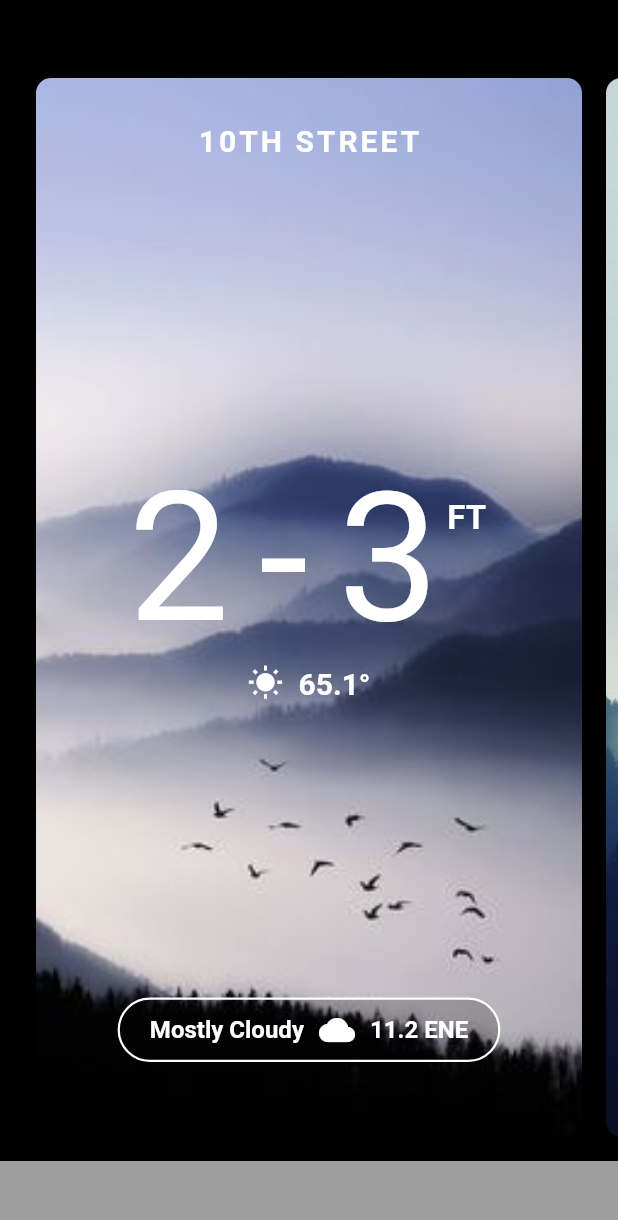
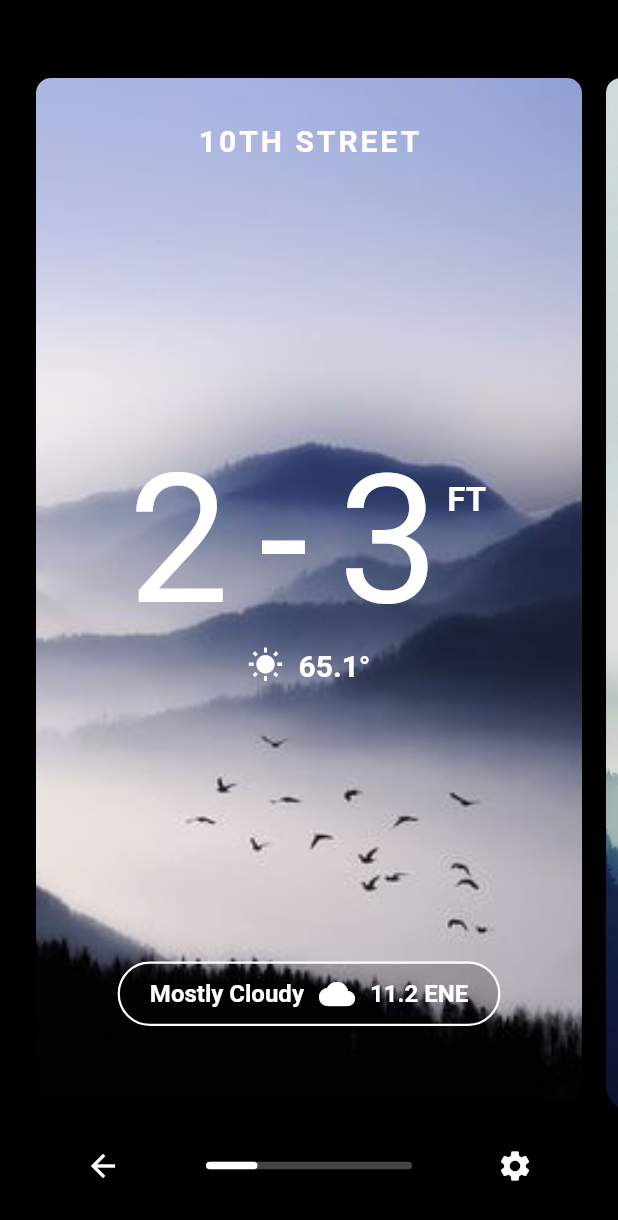
Before and after one commit to preston0769/Flutter-Practice, a Flutter app: the screen it shows after launch, after a tap on "Flip Carosel", on a phone screen of 412 x 824 dp. Shown: the top 1220 px of the screen. Run offline on Flutter 3.47's test engine with Material 2 defaults, Android fonts, the phone set to English and light mode, and no system bars; our stand-ins replace font_awesome_flutter; missing offline and left inert: fluttery; Roboto replaces fonts that are missing (petita).

Commit message:
Complete flip carosel

```diff
--- a/Layouts/LayoutGallery/layout_gallery/lib/flip_carosel.dart
+++ b/Layouts/LayoutGallery/layout_gallery/lib/flip_carosel.dart
@@ -1,3 +1,4 @@
+import 'dart:math';
 import 'dart:ui';
 
 import 'package:flutter/material.dart';
@@ -30,6 +31,15 @@ List<CardViewModel> cardList = [
       cardinalDirection: "E",
       weatherType: "Sunny",
       windSpeedInMph: 30.2),
+  CardViewModel(
+      address: 'PRESTON STREET',
+      maxHeightInFeet: 8,
+      minHeightInFeet: 7,
+      tempInDegreee: 44.6,
+      backgroundAssetPath: 'assets/flip_carosel/object1.jpg',
+      cardinalDirection: "ENS",
+      weatherType: "Rainy",
+      windSpeedInMph: 30.2),
 ];
 
 class FlipCaroselLayout extends StatefulWidget {
@@ -38,6 +48,7 @@ class FlipCaroselLayout extends StatefulWidget {
 }
 
 class _FlipCaroselLayoutState extends State<FlipCaroselLayout> {
+  double scrollPercent = 0.0;
   @override
   Widget build(BuildContext context) {
     return Scaffold(
@@ -52,14 +63,22 @@ class _FlipCaroselLayoutState extends State<FlipCaroselLayout> {
 
           //Cards
           Expanded(
-            child: Padding(padding: EdgeInsets.all(16.0), child: CardFlipper()),
+            child: Padding(
+                padding: EdgeInsets.all(16.0),
+                child: CardFlipper(onScroll: (double scrollPercent) {
+                  setState(() {
+                    this.scrollPercent = scrollPercent;
+                  });
+                })),
           ),
 
           //Bottom bar
+          BottomBar(
+              cardCount: cardList.length, scrollPercent: this.scrollPercent),
+
           Container(
             width: double.infinity,
-            height: 50.0,
-            color: Colors.grey,
+            height: 20.0,
           )
         ],
       ),
@@ -68,6 +87,8 @@ class _FlipCaroselLayoutState extends State<FlipCaroselLayout> {
 }
 
 class CardFlipper extends StatefulWidget {
+  Function(double scrollPercent) onScroll;
+  CardFlipper({this.onScroll});
   @override
   _CardFlipperState createState() => _CardFlipperState();
 }
@@ -79,31 +100,45 @@ class _CardFlipperState extends State<CardFlipper>
   double startDragPercentScroll;
   double finishScrollStart;
   double finishScrollEnd;
+  Stopwatch stopWatch = new Stopwatch();
+  Duration duration;
 
   AnimationController finishScrollController;
 
   void _onHorizontalDragStart(DragStartDetails details) {
     startDrag = details.globalPosition;
     startDragPercentScroll = scrollPercent;
+
   }
 
   void _onHorizontalDragUpdate(DragUpdateDetails details) {
     final currentDrag = details.globalPosition;
     final dragDistance = currentDrag.dx - startDrag.dx;
     final singleCardDragPercent = dragDistance / context.size.width;
-    var cardNumbers = 3;
+    var cardNumbers = cardList.length;
     setState(() {
       scrollPercent =
           (startDragPercentScroll + (-singleCardDragPercent / cardNumbers))
               .clamp(0.0, 1.0 - (1 / cardNumbers));
+      if (widget.onScroll != null) {
+        widget.onScroll(scrollPercent);
+      }
     });
   }
 
   void _onHorizontalDragEnd(DragEndDetails details) {
-    var numCards = 3;
+    var numCards = cardList.length;
+
+   var speed = details.primaryVelocity;
+
     finishScrollStart = scrollPercent;
-    finishScrollEnd = (scrollPercent * numCards).round() / numCards;
+    if(speed.abs()>500){
 
+      finishScrollEnd = (speed>0?(scrollPercent * numCards).floor():(scrollPercent * numCards).ceil()) / numCards;
+    }
+    else{
+      finishScrollEnd = (scrollPercent * numCards).round() / numCards;
+    }
     finishScrollController.forward(from: 0.0);
 
     //Do some snapping
@@ -116,14 +151,38 @@ class _CardFlipperState extends State<CardFlipper>
   Widget _buildCard(CardViewModel viewModel, int cardIndex, int cardCount,
       double scrollPercent) {
     final cardScrollPercent = scrollPercent / (1 / cardCount);
+    final prallax = scrollPercent - (cardIndex / cardCount);
 
     return FractionalTranslation(
       translation: new Offset(cardIndex - cardScrollPercent, 0.0),
       child: Padding(
         padding: const EdgeInsets.only(left: 8.0, right: 8.0),
-        child: new Card(viewModel: viewModel),
+        child: Transform(
+            transform: _buildCardProjection(cardScrollPercent - cardIndex),
+            child: new Card(viewModel: viewModel, parralaxPercent: prallax)),
       ),
     );
+  }
+
+  Matrix4 _buildCardProjection(double scrollPercent) {
+    final perspective = 0.002;
+    final radius = 1.0;
+    final angle = scrollPercent * pi / 8;
+    final horizontalTranslation = 0.0;
+
+    Matrix4 projection = Matrix4.identity()
+      ..setEntry(0, 0, 1 / radius)
+      ..setEntry(1, 1, 1 / radius)
+      ..setEntry(3, 2, -perspective)
+      ..setEntry(2, 3, -radius)
+      ..setEntry(3, 3, perspective * radius + 1.0);
+
+    projection *= Matrix4.translationValues(
+            horizontalTranslation , 0.0, radius) *
+        Matrix4.rotationY(angle);
+
+    return projection;
+
   }
 
   List<Widget> _buildCards() {
@@ -144,6 +203,9 @@ class _CardFlipperState extends State<CardFlipper>
         setState(() {
           scrollPercent = lerpDouble(
               finishScrollStart, finishScrollEnd, finishScrollController.value);
+          if (widget.onScroll != null) {
+            widget.onScroll(scrollPercent);
+          }
         });
       });
   }
@@ -168,7 +230,8 @@ class _CardFlipperState extends State<CardFlipper>
 
 class Card extends StatelessWidget {
   final CardViewModel viewModel;
-  Card({@required this.viewModel});
+  final double parralaxPercent;
+  Card({@required this.viewModel, this.parralaxPercent});
   @override
   Widget build(BuildContext context) {
     return Stack(
@@ -177,9 +240,15 @@ class Card extends StatelessWidget {
         //Background
         ClipRRect(
             borderRadius: new BorderRadius.circular(10.0),
-            child: new Image.asset(
-              viewModel.backgroundAssetPath,
-              fit: BoxFit.cover,
+            child: FractionalTranslation(
+              translation: new Offset(parralaxPercent * 2.0, 0.0),
+              child: OverflowBox(
+                maxWidth: double.infinity,
+                child: new Image.asset(
+                  viewModel.backgroundAssetPath,
+                  fit: BoxFit.cover,
+                ),
+              ),
             )),
 
         //Content
@@ -285,6 +354,100 @@ class Card extends StatelessWidget {
   }
 }
 
+class BottomBar extends StatelessWidget {
+  final int cardCount;
+  final double scrollPercent;
+  BottomBar({this.cardCount, this.scrollPercent});
+  @override
+  Widget build(BuildContext context) {
+    return Padding(
+        padding: EdgeInsets.only(top: 15.0, bottom: 15.0),
+        child: Row(
+          children: <Widget>[
+            Expanded(
+                child: new Center(
+              child: InkWell(
+                 onTap: (){
+                   Navigator.pop(context);
+                 },
+                child: new Icon(Icons.arrow_back, color: Colors.white)),
+            )),
+            Expanded(
+                child: Container(
+                    width: double.infinity,
+                    height: 5.0,
+                    child: new ScrollIndicator(
+                        cardCount: cardCount, scrollPercent: scrollPercent))),
+            Expanded(
+                child: new Center(
+              child: new Icon(Icons.settings, color: Colors.white),
+            ))
+          ],
+        ));
+  }
+}
+
+class ScrollIndicator extends StatelessWidget {
+  final int cardCount;
+  final double scrollPercent;
+
+  ScrollIndicator({this.cardCount, this.scrollPercent});
+
+  @override
+  Widget build(BuildContext context) {
+    return CustomPaint(
+      painter: ScrollIndicatorPainter(
+          cardCount: cardCount, scrollPercent: scrollPercent),
+      child: new Container(),
+    );
+  }
+}
+
+class ScrollIndicatorPainter extends CustomPainter {
+  final int cardCount;
+  final double scrollPercent;
+
+  final Paint trackPaint;
+  final Paint thumbPaint;
+
+  ScrollIndicatorPainter({this.cardCount, this.scrollPercent})
+      : trackPaint = new Paint()
+          ..color = const Color(0xFF444444)
+          ..style = PaintingStyle.fill,
+        thumbPaint = new Paint()
+          ..color = Colors.white
+          ..style = PaintingStyle.fill;
+
+  @override
+  void paint(Canvas canvas, Size size) {
+    canvas.drawRRect(
+        RRect.fromRectAndCorners(
+          new Rect.fromLTWH(0.0, 0.0, size.width, size.height),
+          topLeft: Radius.circular(3.0),
+          bottomLeft: Radius.circular(3.0),
+          topRight: Radius.circular(3.0),
+          bottomRight: Radius.circular(3.0),
+        ),
+        trackPaint);
+    final thumbWidth = size.width / cardCount;
+    final thumbLeft = scrollPercent * size.width;
+    canvas.drawRRect(
+        RRect.fromRectAndCorners(
+          new Rect.fromLTWH(thumbLeft, 0.0, thumbWidth, size.height),
+          topLeft: Radius.circular(3.0),
+          bottomLeft: Radius.circular(3.0),
+          topRight: Radius.circular(3.0),
+          bottomRight: Radius.circular(3.0),
+        ),
+        thumbPaint);
+  }
+
+  @override
+  bool shouldRepaint(CustomPainter oldDelegate) {
+    return true;
+  }
+}
+
 class CardViewModel {
   String backgroundAssetPath;
   String address;
--- a/Layouts/LayoutGallery/layout_gallery/lib/main.dart
+++ b/Layouts/LayoutGallery/layout_gallery/lib/main.dart
@@ -27,7 +27,11 @@ class MyHomePage extends StatefulWidget {
 class _MyHomePageState extends State<MyHomePage> {
   @override
   Widget build(BuildContext context) {
-    return NavigationPage();
+    return WillPopScope(
+        onWillPop: () async {
+          return false;
+        },
+        child: NavigationPage());
     // return FlipCaroselLayout();
   }
 }
--- a/Layouts/LayoutGallery/layout_gallery/lib/navigationPage.dart
+++ b/Layouts/LayoutGallery/layout_gallery/lib/navigationPage.dart
@@ -54,7 +54,6 @@ class _NavigationPageState extends State<NavigationPage>
                   borderRadius: BorderRadius.all(Radius.circular(8.0)))),
           padding: EdgeInsets.all(20.0),
           child: Row(
-            mainAxisAlignment: MainAxisAlignment.spaceBetween,
             children: <Widget>[
               Container(
                 decoration: BoxDecoration(
@@ -86,6 +85,7 @@ class _NavigationPageState extends State<NavigationPage>
                       style: TextStyle(fontSize: 18.0, color: Colors.black)),
                 ],
               ),
+              Expanded(child: new Container(),),
               IconButton(
                   icon: Icon(
                 Icons.arrow_forward,
@@ -113,7 +113,9 @@ class _NavigationPageState extends State<NavigationPage>
 
   @override
   Widget build(BuildContext context) {
-    return Scaffold(
+    return WillPopScope(
+        onWillPop: () async{return false;},
+          child: Scaffold(
         appBar: AppBar(
           title:Text("Navigations",style: TextStyle( fontSize: 30.0),)
 
@@ -127,6 +129,7 @@ class _NavigationPageState extends State<NavigationPage>
                   _buildItem(context, screens.first),
                   _buildItem(context, screens.elementAt(1))
                   ],
+              ),
             ),
           ),
         ),
```
Lines whose indentation alone changed are shown as unchanged.
